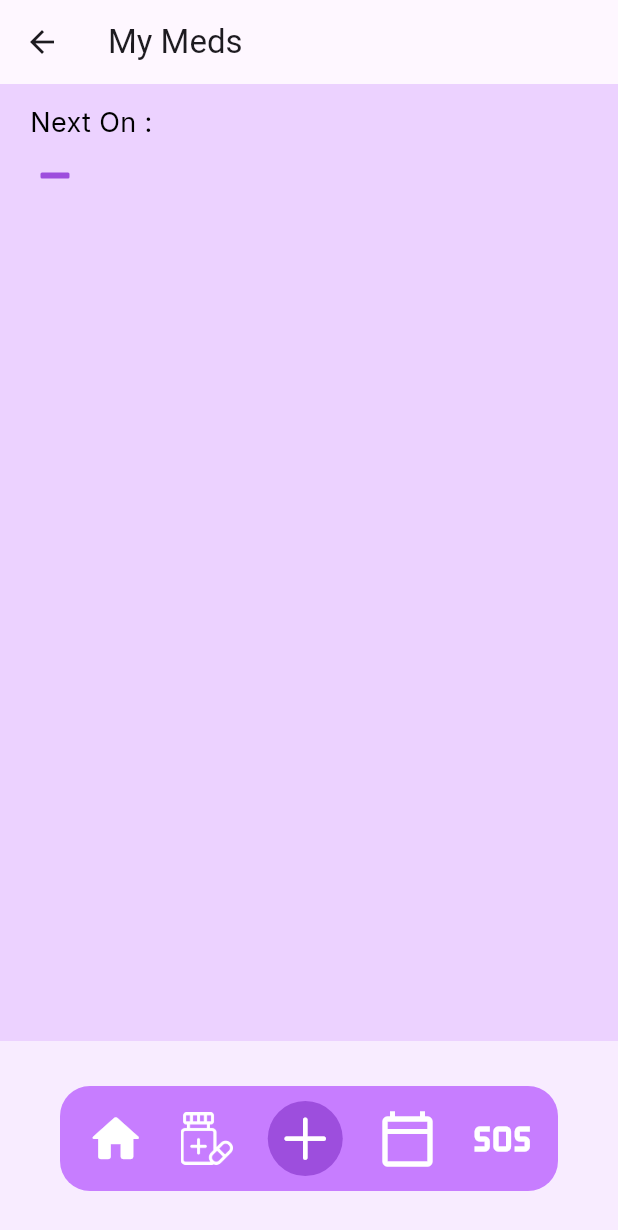
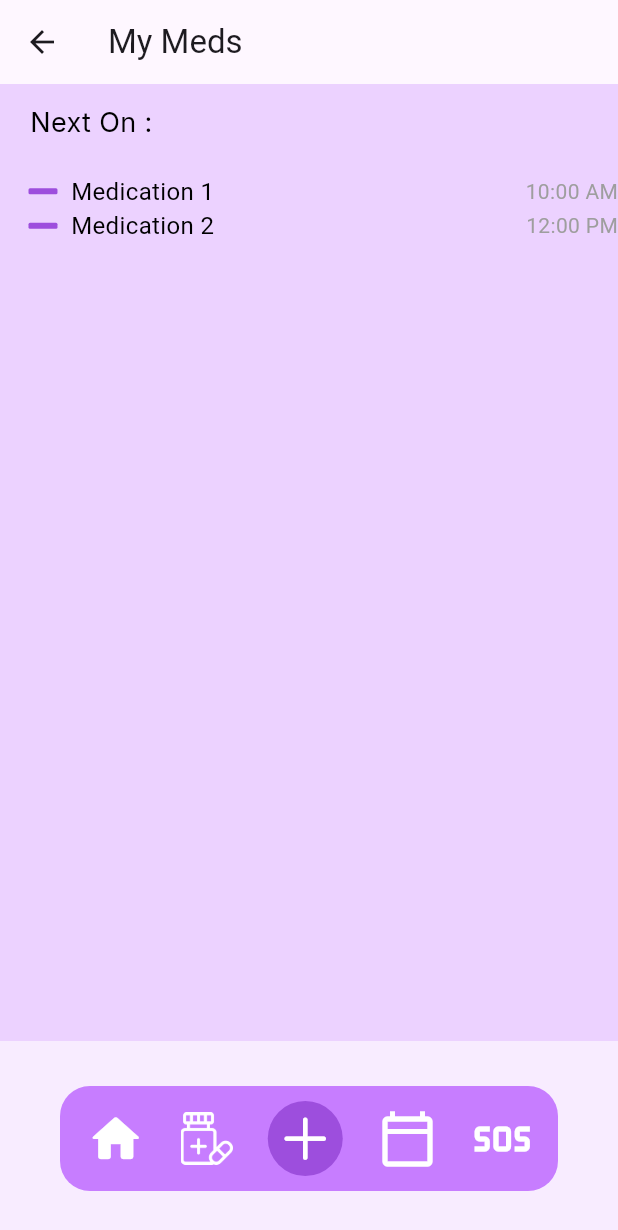
Before and after one commit to GuiFeiteira/neuro_nest1, a Flutter app: the MedsPage screen opened directly, on a phone screen of 412 x 824 dp. Shown: the top 1230 px of the screen. Run offline on Flutter 3.47's test engine with Material 3 defaults, Android fonts, the phone set to English and light mode, and no system bars; our stand-ins replace google_fonts, rive; missing offline and left inert: sign_button; Roboto replaces fonts that are missing (Intel).

Commit message:
Botoes flutuantes e add_meds

```diff
--- a/lib/components/quizz_card.dart
+++ b/lib/components/quizz_card.dart
@@ -31,7 +31,7 @@ class _QuizzCardState extends State<QuizzCard> {
         setState(() {
           isLoading = true;
         });
-        await Future.delayed(const Duration(milliseconds: 500));
+        await Future.delayed(const Duration(milliseconds: 20));
         widget.onSelected(widget.title);
         setState(() {
           isLoading = false;
--- a/lib/screens/mymeds_page.dart
+++ b/lib/screens/mymeds_page.dart
@@ -12,6 +12,12 @@ class MedsPage extends StatefulWidget {
 }
 
 class _MedsPageState extends State<MedsPage> {
+  // Assuming you have a list of medications with name and time properties
+  final List<Medication> medications = [
+    Medication(name: 'Medication 1', time: '10:00 AM'),
+    Medication(name: 'Medication 2', time: '12:00 PM'),
+  ];
+
   @override
   Widget build(BuildContext context) {
     return Scaffold(
@@ -42,10 +48,36 @@ class _MedsPageState extends State<MedsPage> {
                       ),
                     ),
                     SizedBox(height: 23),
-                    Padding(
-                      padding: const EdgeInsets.only(left: 8.0),
-                      child: Line8(),
+                    ListView.builder(
+                      // Use ListView.builder for dynamic list rendering
+                      shrinkWrap: true, // Prevent unnecessary scrolling
+                      itemCount: medications.length,
+                      itemBuilder: (context, index) {
+                        final medication = medications[index];
+                        return Row(
+                          children: [
+                            Line8(), // Separator line
+                            SizedBox(width: 10.0), // Spacing between line and content
+                            Expanded(
+                              child: Text(
+                                medication.name,
+                                style: TextStyle(
+                                  color: Colors.black,
+                                  fontSize: 16,
+                                ),
+                              ),
+                            ),
 
+                            Text(
+                              medication.time,
+                              style: TextStyle(
+                                color: Colors.grey,
+                                fontSize: 14,
+                              ),
+                            ),
+                          ],
+                        );
+                      },
                     ),
                   ],
                 ),
@@ -54,10 +86,14 @@ class _MedsPageState extends State<MedsPage> {
           ),
         ],
       ),
-
       bottomNavigationBar: BottonAppBar(),
-
     );
-
   }
 }
+
+class Medication {
+  final String name;
+  final String time;
+
+  Medication({required this.name, required this.time});
+}
--- a/pubspec.yaml
+++ b/pubspec.yaml
@@ -40,6 +40,7 @@ dependencies:
   google_fonts: ^6.2.1
   rive: ^0.13.1
   sign_button: ^2.0.6
+
 
 dev_dependencies:
   flutter_test:
```
Also changed, not shown: lib/components/add_meds.dart (added, +84 -0 lines), lib/components/app_bar.dart (+67 -0 lines), pubspec.lock.
